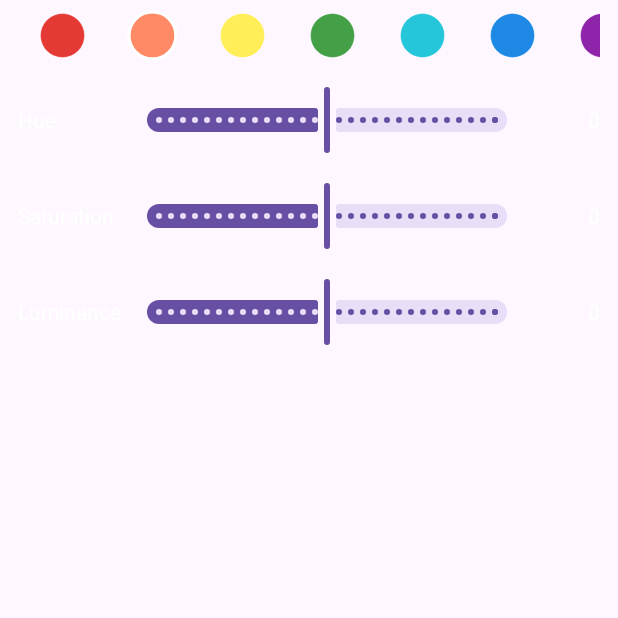
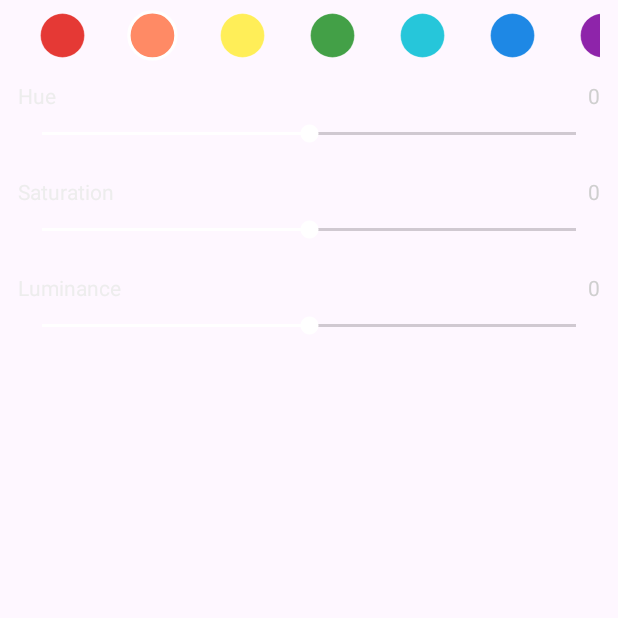
Before and after one commit to vtabk2/CorePhotoEditor, an Android app: the fragment ColorMixerFragment shown on its own in the app's theme, on a phone screen of 412 x 824 dp, the top half of it. Run offline under Robolectric (Android 15) with nearby library versions, the phone set to English and light mode, and no system bars.

Commit message:
Đổi slider thành seekbar

```diff
--- a/adjust/src/main/java/com/core/adjust/ui/ColorMixerFragment.kt
+++ b/adjust/src/main/java/com/core/adjust/ui/ColorMixerFragment.kt
@@ -10,6 +10,7 @@ import android.view.Gravity
 import android.view.View
 import android.widget.FrameLayout
 import android.widget.LinearLayout
+import android.widget.SeekBar
 import androidx.core.content.res.ResourcesCompat
 import androidx.core.view.ViewCompat
 import androidx.core.view.isVisible
@@ -60,17 +61,23 @@ class ColorMixerFragment : Fragment(R.layout.fragment_color_mixer) {
     }
 
     private fun setupSlider(row: RowSliderHslBinding, onChange: (Int) -> Unit) {
-        row.slider.addOnChangeListener { _, v, fromUser ->
-            if (fromUser) {
-                val value = v.toInt()
-                row.tvValue.text = value.toString()
-                onChange(value)
+        row.seekBar.setOnSeekBarChangeListener(object : SeekBar.OnSeekBarChangeListener {
+            override fun onProgressChanged(seekBar: SeekBar?, progress: Int, fromUser: Boolean) {
+                if (fromUser) {
+                    val value = progress - 100 // convert 0–200 → -100–100
+                    row.tvValue.text = value.toString()
+                    onChange(value)
+                }
             }
-        }
+
+            override fun onStartTrackingTouch(seekBar: SeekBar?) {}
+            override fun onStopTrackingTouch(seekBar: SeekBar?) {}
+        })
     }
 
     private fun setSlider(row: RowSliderHslBinding, value: Int) {
-        row.slider.value = value.toFloat()
+        val progress = value + 100 // convert -100–100 → 0–200
+        row.seekBar.progress = progress
         row.tvValue.text = value.toString()
     }
 
--- a/adjust/src/main/res/layout/row_slider_hsl.xml
+++ b/adjust/src/main/res/layout/row_slider_hsl.xml
@@ -1,31 +1,39 @@
+<?xml version="1.0" encoding="utf-8"?>
 <LinearLayout xmlns:android="http://schemas.android.com/apk/res/android"
     android:layout_width="match_parent"
+    android:layout_height="64dp"
+    android:orientation="vertical"
+    android:paddingVertical="6dp">
+
+    <LinearLayout
+        android:layout_width="match_parent"
         android:layout_height="wrap_content"
-    android:gravity="center_vertical"
-    android:orientation="horizontal"
-    android:paddingVertical="8dp">
+        android:gravity="center"
+        android:orientation="horizontal">
 
         <TextView
             android:id="@+id/tvLabel"
-        android:layout_width="72dp"
-        android:layout_height="wrap_content"
-        android:textColor="@android:color/white"/>
-
-    <com.google.android.material.slider.Slider
-        android:id="@+id/slider"
             android:layout_width="0dp"
             android:layout_height="wrap_content"
             android:layout_weight="1"
-        android:stepSize="1"
-        android:valueFrom="-100"
-        android:valueTo="100"/>
+            android:textColor="#EDEDED"
+            android:textSize="14sp"/>
 
         <TextView
             android:id="@+id/tvValue"
-        android:layout_width="40dp"
+            android:layout_width="wrap_content"
             android:layout_height="wrap_content"
-        android:layout_marginStart="8dp"
-        android:gravity="end"
-        android:text="0"
-        android:textColor="@android:color/white"/>
+            android:textColor="#CFCFCF"
+            android:textSize="14sp"/>
     </LinearLayout>
+
+    <SeekBar
+        android:id="@+id/seekBar"
+        android:layout_width="match_parent"
+        android:layout_height="32dp"
+        android:max="200"
+        android:progress="100"
+        android:progressTint="#FFFFFF"
+        android:splitTrack="false"
+        android:thumbTint="#FFFFFF"/>
+</LinearLayout>
```
Lines whose indentation alone changed are shown as unchanged.
